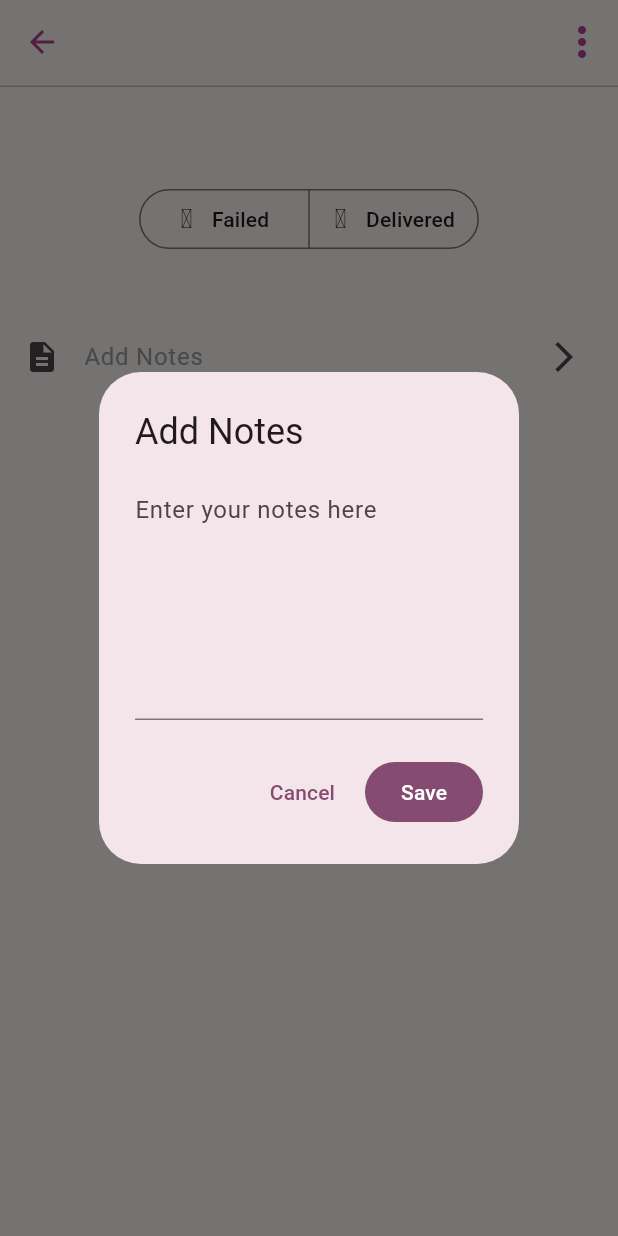
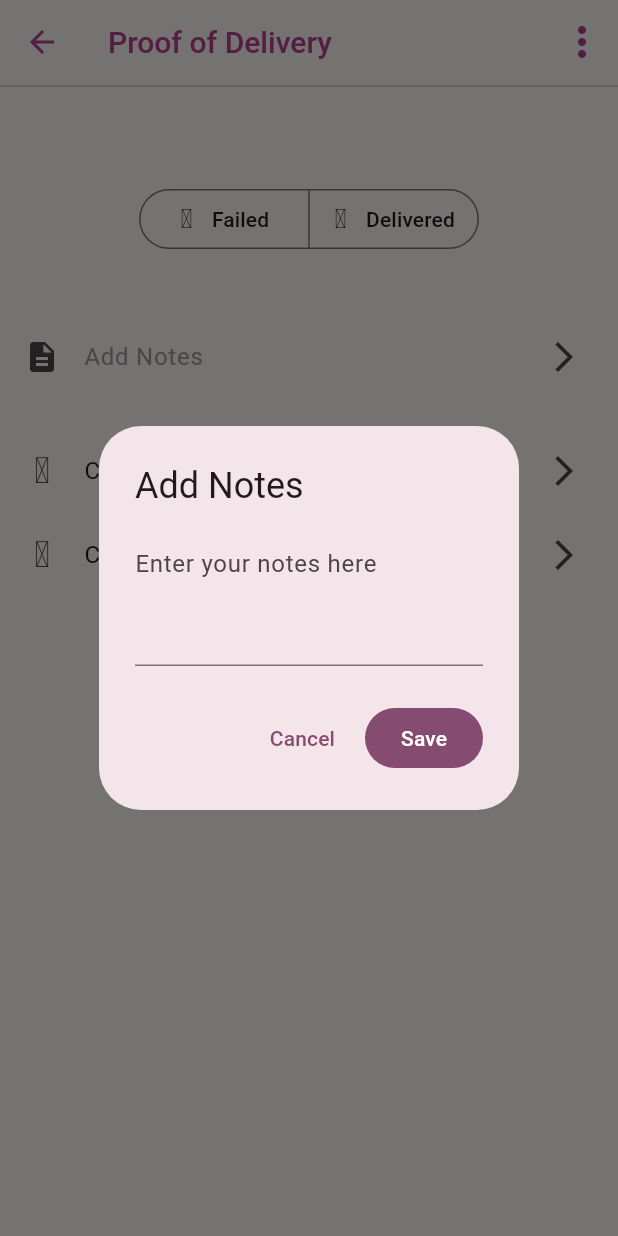
Before and after one commit to ENRexGeorge23/litheroute_maps, a Flutter app: the IndividualStoreDetails screen opened directly with empty values, after a tap on "Add Notes", on a phone screen of 412 x 824 dp. Run offline on Flutter 3.47's test engine with Material 2 defaults, Android fonts, the phone set to English and light mode, and no system bars; our stand-ins replace dio, flutter_dotenv, image_picker, location, material_design_icons_flutter, shared_preferences; missing offline and left inert: hand_signature, jumping_dot, mapbox_maps_flutter, turf; accounts and stored records are empty.

Commit message:
[FEATURE]Confirm-Delivery

```diff
--- a/lib/MyColors.dart
+++ b/lib/MyColors.dart
@@ -21,7 +21,7 @@ class MyColors {
 
   static const Color scaffoldBackgroundColor = Color(0xfffffbff);
   static const Color onScaffoldBackgroundColor = Color(0xff1f1a1c);
-  static const Color surfaceColor = Color(0xfffffbff);
+  static const Color surfaceColor = Color(0xFFFFFBFF);
   static const Color onSurfaceColor = Color(0xff1f1a1c);
 
   static const Color surfaceVariant = Color(0xFFF0DEE5);
@@ -30,16 +30,5 @@ class MyColors {
   static const Color textColorOnAccent = Colors.white;
   static const Color accentLightColor = Colors.grey;
 
-  static Color primaryTextColor = Colors.black;
-  static const Color accentColor = Color(0xff03A685);
-  static Color textOnToolbarColor = Colors.black;
-  static Color toolbarColor = Colors.black;
-
-  static Color baseDarkTextColor = Colors.white;
-  static Color cardColor = Colors.white;
-  static Color selectedColor = Colors.white;
-  static Color unSelectedColor = Colors.white;
-  static Color backgroundColor = const Color(0xff03A685);
-
 /*0xff50A186*/
 }
--- a/lib/main.dart
+++ b/lib/main.dart
@@ -30,10 +30,8 @@ class MyApp extends StatelessWidget {
           colorSchemeSeed: MyColors.primaryColor,
           useMaterial3: true,
           appBarTheme: const AppBarTheme(
-            titleTextStyle: TextStyle(
-                color: Colors.white, fontSize: 20, fontWeight: FontWeight.w500),
-            color: MyColors.primaryColor,
-            elevation: 0,
+            titleTextStyle:
+                TextStyle(fontSize: 20, fontWeight: FontWeight.w500),
             iconTheme: IconThemeData(color: Colors.white),
           ),
         ),
--- a/lib/screens/store_details/store_details.dart
+++ b/lib/screens/store_details/store_details.dart
@@ -1,4 +1,6 @@
 import 'package:flutter/material.dart';
+import 'package:hand_signature/signature.dart';
+import 'package:image_picker/image_picker.dart';
 import 'package:litheroute_maps/MyColors.dart';
 import 'package:litheroute_maps/constants/store_data.dart';
 import 'package:litheroute_maps/helpers/shared_prefs.dart';
@@ -11,12 +13,8 @@ import 'package:material_design_icons_flutter/material_design_icons_flutter.dart
 class IndividualStoreDetails extends StatefulWidget {
   static const String routeName = "/store-details";
 
-  // final Function(bool) updateMapSize;
-  // final ValueNotifier<bool> isExpandedNotifier;
   const IndividualStoreDetails({
     super.key,
-    // required this.updateMapSize,
-    // required this.isExpandedNotifier,
   });
 
   @override
@@ -24,10 +22,13 @@ class IndividualStoreDetails extends StatefulWidget {
 }
 
 class IndividualStoreDetailsState extends State<IndividualStoreDetails> {
-  final bool _isExpanded = false;
-  final MySharedPref _sharedPrefs = MySharedPref();
   TextEditingController notesController = TextEditingController();
   String savedNotes = '';
+  HandSignatureControl control = HandSignatureControl(
+    threshold: 0.01,
+    smoothRatio: 0.65,
+    velocityRange: 2.0,
+  );
 
   @override
   Widget build(BuildContext context) {
@@ -35,8 +36,11 @@ class IndividualStoreDetailsState extends State<IndividualStoreDetails> {
         ModalRoute.of(context)!.settings.arguments as Map<dynamic, dynamic>;
     return Scaffold(
       appBar: AppBar(
+        title: const Text(
+          'Proof of Delivery',
+          style: TextStyle(color: MyColors.primaryColor),
+        ),
         iconTheme: const IconThemeData(color: MyColors.primaryColor),
-        backgroundColor: Colors.transparent,
         actions: [
           IconButton(
             iconSize: 32,
@@ -50,22 +54,14 @@ class IndividualStoreDetailsState extends State<IndividualStoreDetails> {
           topLeft: Radius.circular(25),
           topRight: Radius.circular(25),
         ),
-        child: DraggableScrollableActuator(
-          child: DraggableScrollableSheet(
-            initialChildSize: 0.50,
-            minChildSize: 0.1155,
-            maxChildSize: 0.94,
-            expand: _isExpanded,
-            builder: (BuildContext context, ScrollController scrollController) {
-              return Column(
+        child: Column(
           children: [
             const Divider(
               height: 3,
             ),
             Text(
               storeData['name'],
-                    style: const TextStyle(
-                        fontWeight: FontWeight.bold, fontSize: 30),
+              style: const TextStyle(fontWeight: FontWeight.bold, fontSize: 30),
             ),
             const SizedBox(
               height: 20,
@@ -91,15 +87,29 @@ class IndividualStoreDetailsState extends State<IndividualStoreDetails> {
                       _showAddNotesDialog();
                     },
                   ),
+                  const SizedBox(
+                    height: 20,
+                  ),
+                  ListTile(
+                    title: const Text('Customer Signature'),
+                    leading: Icon(MdiIcons.pen),
+                    trailing: const Icon(Icons.arrow_forward_ios),
+                    onTap: () {
+                      _showCustomerSignatureDialog();
+                    },
+                  ),
+                  ListTile(
+                    title: const Text('Capture Picture'),
+                    leading: Icon(MdiIcons.camera),
+                    trailing: const Icon(Icons.arrow_forward_ios),
+                    onTap: () => _pickImage(ImageSource.camera),
+                  ),
                 ],
               ),
             )
 
             // TODO: implement Add Notes
           ],
-              );
-            },
-          ),
         ),
       ),
     );
@@ -114,7 +124,7 @@ class IndividualStoreDetailsState extends State<IndividualStoreDetails> {
           title: const Text('Add Notes'),
           content: TextField(
             controller: notesController,
-            maxLines: 6,
+            maxLines: 3,
             decoration: const InputDecoration(
               hintText: 'Enter your notes here',
             ),
@@ -142,6 +152,55 @@ class IndividualStoreDetailsState extends State<IndividualStoreDetails> {
     );
   }
 
+  void _showCustomerSignatureDialog() {
+    showDialog(
+      context: context,
+      builder: (BuildContext context) {
+        return Dialog.fullscreen(
+          child: Column(
+            children: [
+              SizedBox(
+                height: 720,
+                width: 720,
+                child: HandSignature(
+                  control: control,
+                  color: Colors.black,
+                ),
+              ),
+              const SizedBox(
+                height: 30,
+              ),
+              Row(
+                mainAxisAlignment: MainAxisAlignment.spaceEvenly,
+                crossAxisAlignment: CrossAxisAlignment.center,
+                children: [
+                  ElevatedButton(
+                    onPressed: () {
+                      setState(() {
+                        control.clear();
+                      });
+                    },
+                    child: const Text("Reset Signature"),
+                  ),
+                  FilledButton(
+                      onPressed: () {}, child: const Text("Confirm Signature"))
+                ],
+              ),
+            ],
+          ),
+        );
+      },
+    );
+  }
+
+  Future<void> _pickImage(ImageSource source) async {
+    final pickedFile = await ImagePicker().pickImage(source: source);
+
+    if (pickedFile != null) {
+      setState(() {});
+    }
+  }
+
   @override
   void dispose() {
     notesController.dispose();
--- a/lib/screens/store_map/widgets/list_of_stores.dart
+++ b/lib/screens/store_map/widgets/list_of_stores.dart
@@ -26,6 +26,7 @@ class ListOfStores extends StatelessWidget {
                 arguments: storeData);
           },
           child: Card(
+            key: ValueKey(stores[index]['id']),
             elevation: 1,
             child: Row(
               crossAxisAlignment: CrossAxisAlignment.start,
--- a/pubspec.yaml
+++ b/pubspec.yaml
@@ -16,6 +16,8 @@ dependencies:
   flutter_dotenv: ^5.1.0
   flutter_native_splash: ^2.2.16
   geolocator: ^10.0.1
+  hand_signature: ^3.0.1
+  image_picker: ^1.0.4
   intl: ^0.18.1
   jumping_dot: ^0.0.6
   location: ^5.0.3
```
Also changed, not shown: lib/helpers/commons.dart (deleted, +0 -8 lines), lib/requests/mapbox_requests.dart (+15 -2 lines), lib/screens/store_details/widgets/customer_signature.dart (added, +29 -0 lines), lib/screens/store_map/stores_map.dart (+4 -6 lines), pubspec.lock, 5 other files. Lines whose indentation alone changed are shown as unchanged.
